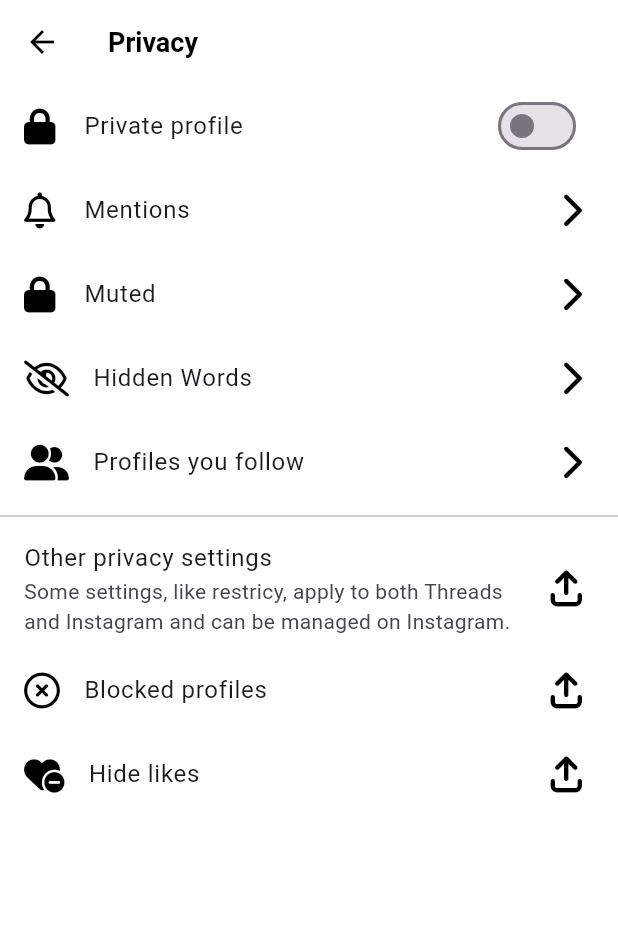
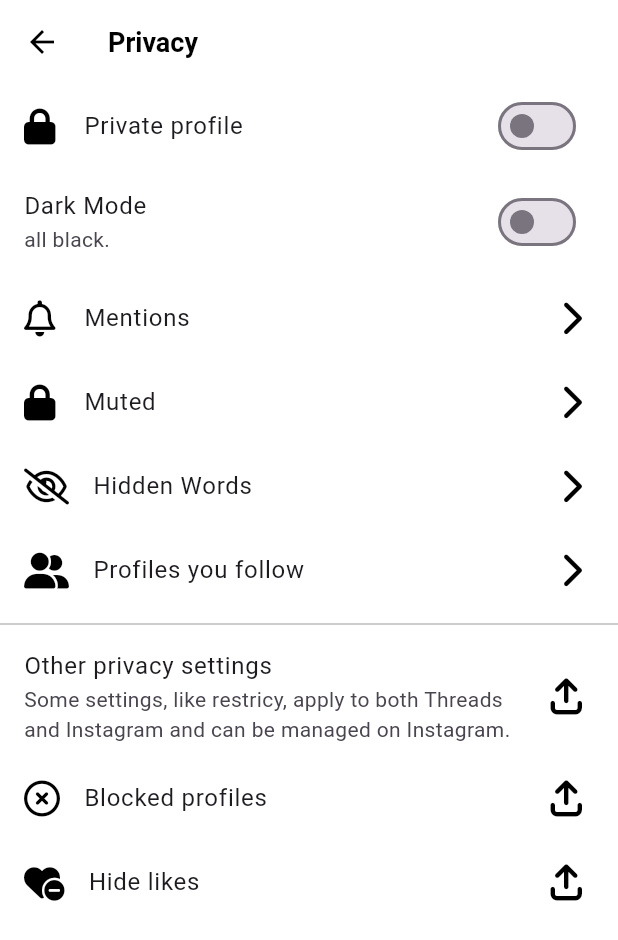
Before and after one commit to pic123123/nomad_flutter_twitter, a Flutter app: the PrivacyScreen screen opened by its route, on a phone screen of 412 x 824 dp. Shown: the top 940 px of the screen. Run offline on Flutter 3.47's test engine with Material 2 defaults, Android fonts, the phone set to English and light mode, and no system bars; our stand-ins replace camera, flutter_form_builder, font_awesome_flutter, go_router, image_picker, shared_preferences; accounts and stored records are empty.

Commit message:
dark mode

```diff
--- /dev/null
+++ b/lib/features/profile/privacy_config_model.dart
@@ -0,0 +1,7 @@
+class PrivacyConfigModel {
+  bool dark;
+
+  PrivacyConfigModel({
+    required this.dark,
+  });
+}
--- /dev/null
+++ b/lib/features/profile/privacy_config_repository.dart
@@ -0,0 +1,17 @@
+import 'package:shared_preferences/shared_preferences.dart';
+
+class PrivacyConfigRepository {
+  static const String _dark = "dark";
+
+  final SharedPreferences _preferences;
+
+  PrivacyConfigRepository(this._preferences);
+
+  Future<void> setDark(bool value) async {
+    _preferences.setBool(_dark, value);
+  }
+
+  bool isDark() {
+    return _preferences.getBool(_dark) ?? false;
+  }
+}
--- /dev/null
+++ b/lib/features/profile/privacy_config_view_model.dart
@@ -0,0 +1,21 @@
+import 'package:flutter/material.dart';
+import 'package:nomad_flutter_twitter/features/profile/privacy_config_model.dart';
+import 'package:nomad_flutter_twitter/features/profile/privacy_config_repository.dart';
+
+class PrivacyConfigViewModel extends ChangeNotifier {
+  final PrivacyConfigRepository _repository;
+
+  late final PrivacyConfigModel _model = PrivacyConfigModel(
+    dark: _repository.isDark(),
+  );
+
+  PrivacyConfigViewModel(this._repository);
+
+  bool get dark => _model.dark;
+
+  void setDark(bool value) {
+    _repository.setDark(value);
+    _model.dark = value;
+    notifyListeners();
+  }
+}
--- a/lib/features/profile/privacy_screen.dart
+++ b/lib/features/profile/privacy_screen.dart
@@ -1,5 +1,7 @@
 import 'package:flutter/material.dart';
 import 'package:font_awesome_flutter/font_awesome_flutter.dart';
+import 'package:nomad_flutter_twitter/features/profile/privacy_config_view_model.dart';
+import 'package:provider/provider.dart';
 
 class PrivacyScreen extends StatefulWidget {
   const PrivacyScreen({super.key});
@@ -46,6 +48,13 @@ class _PrivacyScreenState extends State<PrivacyScreen> {
             ),
             title: const Text('Private profile'),
             onTap: () => {/* Do something */},
+          ),
+          SwitchListTile.adaptive(
+            value: context.watch<PrivacyConfigViewModel>().dark,
+            onChanged: (value) =>
+                context.read<PrivacyConfigViewModel>().setDark(value),
+            title: const Text("Dark Mode"),
+            subtitle: const Text("all black."),
           ),
           ListTile(
             leading: const FaIcon(
--- a/lib/router.dart
+++ b/lib/router.dart
@@ -1,6 +1,5 @@
 import 'package:flutter/material.dart';
 import 'package:go_router/go_router.dart';
-import 'package:nomad_flutter_twitter/features/authentication/initial_screen.dart';
 import 'package:nomad_flutter_twitter/features/main_navigation/main_navigation_screen.dart';
 import 'package:nomad_flutter_twitter/features/profile/privacy_screen.dart';
 import 'package:nomad_flutter_twitter/features/profile/setting_screen.dart';
@@ -10,7 +9,8 @@ final router = GoRouter(
     GoRoute(
       path: '/',
       pageBuilder: (context, state) => const MaterialPage<void>(
-        child: InitialScreen(),
+        // child: InitialScreen(),
+        child: PrivacyScreen(),
       ),
     ),
     GoRoute(
--- a/pubspec.yaml
+++ b/pubspec.yaml
@@ -39,6 +39,9 @@ dependencies:
   font_awesome_flutter: ^10.4.0
   flutter_form_builder: ^6.1.0
   image_picker: ^0.8.5+3
+  provider: 6.0.5
+  shared_preferences: ^2.0.17
+
   camera: ^0.10.3
   go_router: 6.0.2
   flutter_riverpod: ^2.1.3
```
Also changed, not shown: lib/main.dart (+18 -2 lines), pubspec.lock, 6 other files.
